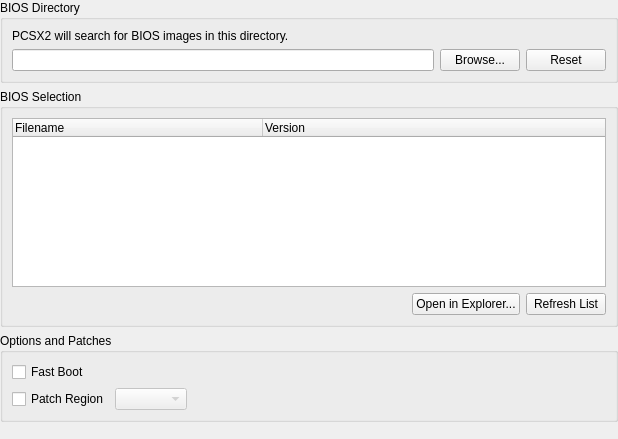
PCSX2/pcsx2, file pcsx2-qt/Settings/BIOSSettingsWidget.ui: the form before one commit.
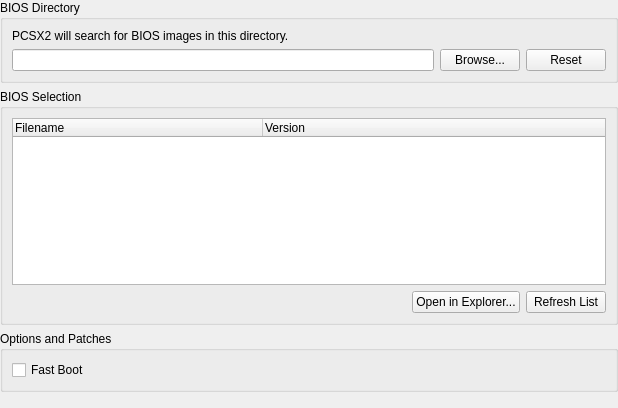
The form after the commit.

Commit message:
Revert "BiosTools: Allow BIOS region patching"
This reverts commit a4dcaa7c149c80442e4087ff497561764d04001a.

The edit to the form file:
```diff
--- a/pcsx2-qt/Settings/BIOSSettingsWidget.ui
+++ b/pcsx2-qt/Settings/BIOSSettingsWidget.ui
@@ -7,7 +7,7 @@
     <x>0</x>
     <y>0</y>
     <width>618</width>
-    <height>439</height>
+    <height>408</height>
    </rect>
   </property>
   <property name="windowTitle">
@@ -134,41 +134,14 @@
      <property name="title">
       <string>Options and Patches</string>
      </property>
-     <layout class="QGridLayout" name="gridLayout_3">
-      <item row="1" column="0">
-       <widget class="QCheckBox" name="patchRegion">
-        <property name="text">
-         <string>Patch Region</string>
-        </property>
-       </widget>
-      </item>
-      <item row="0" column="0">
+     <layout class="QVBoxLayout" name="verticalLayout">
+      <item>
        <widget class="QCheckBox" name="fastBoot">
         <property name="text">
          <string>Fast Boot</string>
         </property>
        </widget>
       </item>
-      <item row="1" column="1">
-       <widget class="QComboBox" name="regionComboBox">
-        <property name="enabled">
-         <bool>false</bool>
-        </property>
-       </widget>
-      </item>
-      <item row="1" column="2">
-       <spacer name="horizontalSpacer_2">
-        <property name="orientation">
-         <enum>Qt::Horizontal</enum>
-        </property>
-        <property name="sizeHint" stdset="0">
-         <size>
-          <width>40</width>
-          <height>20</height>
-         </size>
-        </property>
-       </spacer>
-      </item>
      </layout>
     </widget>
    </item>
```
The commit also changes 5 other files.
